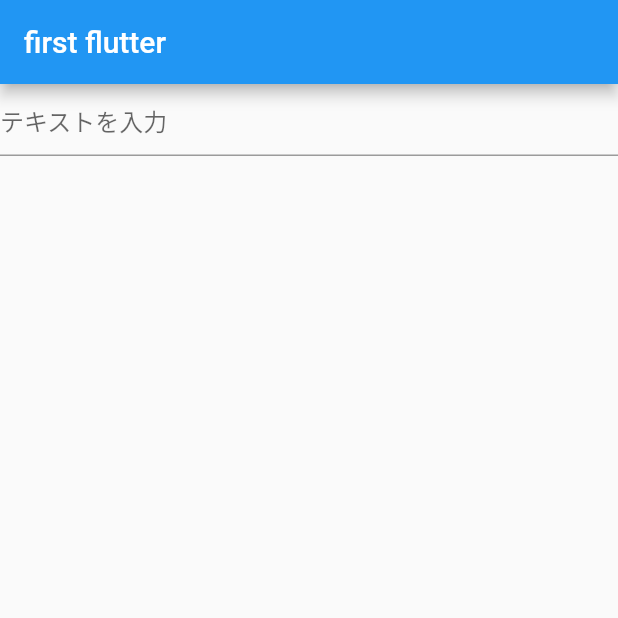
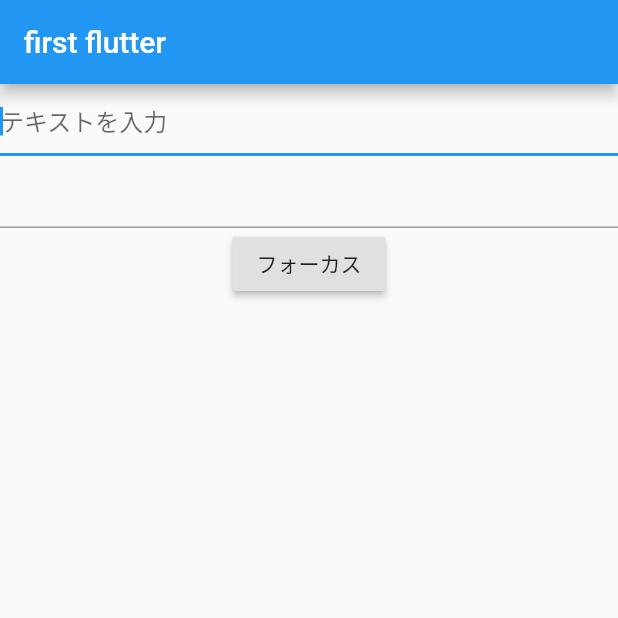
Before and after one commit to 11miyassie/first_flutter_app, a Flutter app: the screen it shows after launch, on a phone screen of 412 x 824 dp, the top half of it. Run offline on Flutter 3.47's test engine with Material 2 defaults, Android fonts, the phone set to English and light mode, and no system bars.

```diff
--- a/lib/main.dart
+++ b/lib/main.dart
@@ -40,6 +40,8 @@ class _MyHomePageState extends State<MyHomePage> {
 
   String text = '次へ';
 
+  final myFocusNode = FocusNode();
+
   @override
   Widget build(BuildContext context) {
     return Scaffold(
@@ -48,10 +50,24 @@ class _MyHomePageState extends State<MyHomePage> {
       ),
       body: Container(
         width: double.infinity,
-        child: TextField(
-          decoration: InputDecoration(
-            hintText: 'テキストを入力',
-          ),
+        child: Column(
+          children: [
+            TextField(
+              autofocus: true,
+              decoration: InputDecoration(
+                hintText: 'テキストを入力',
+              ),
+            ),
+            TextField(
+              focusNode: myFocusNode,
+            ),
+            RaisedButton(
+              child: Text('フォーカス'),
+              onPressed: (){
+                myFocusNode.requestFocus();
+              },
+            )
+          ],
         ),
       ),
     );
```
Also changed, not shown: 1 other file.
